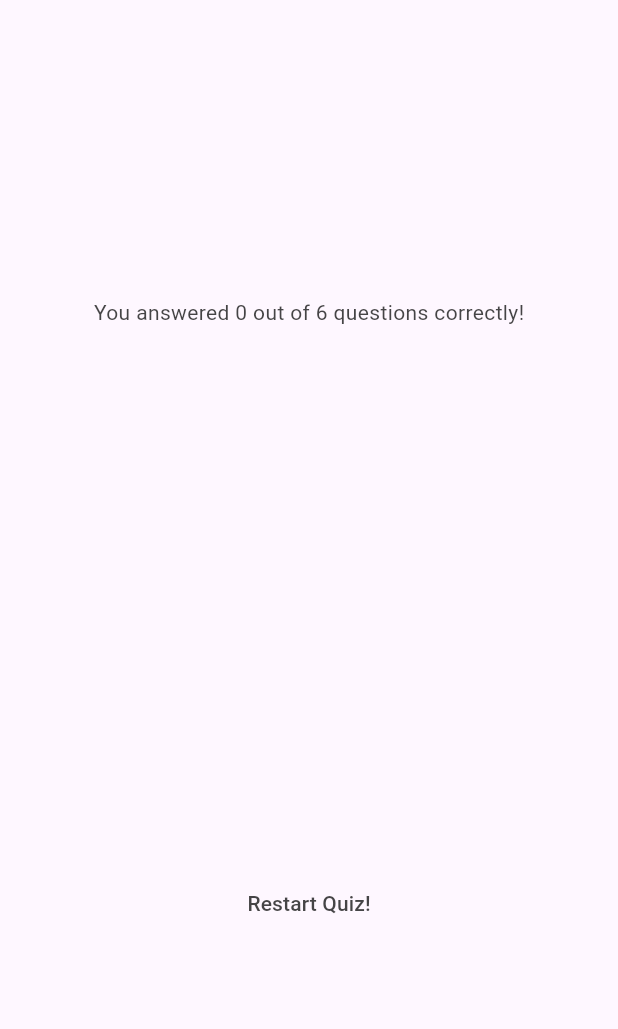
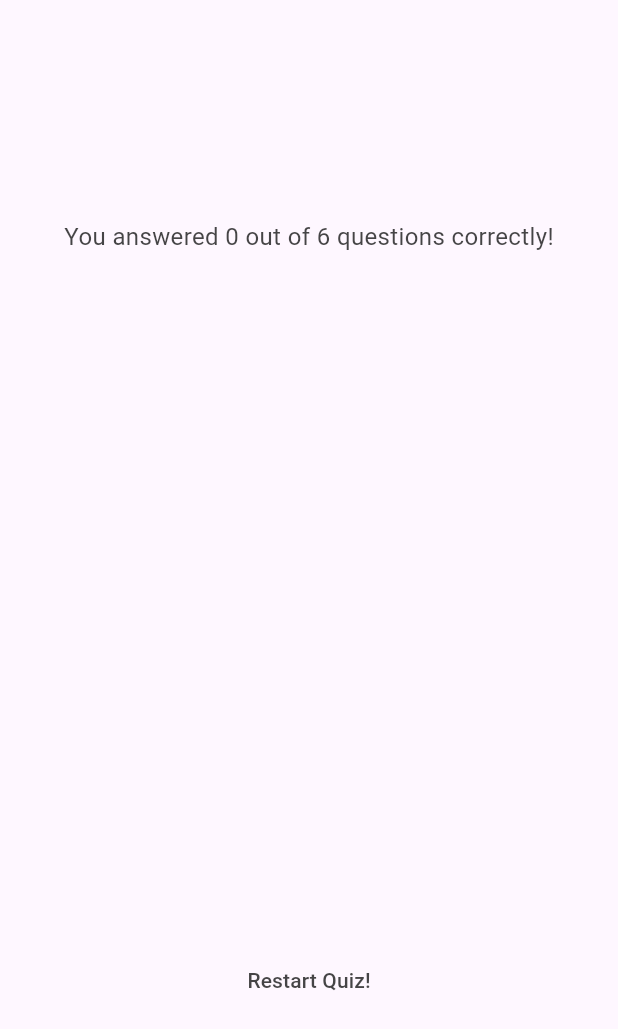
Before and after one commit to AdrianKnapp/quiz-app, a Flutter app: the ResultsScreen widget shown alone on an empty page, opened directly with empty values, on a phone screen of 412 x 824 dp. Shown: the top 1029 px of the screen. Run offline on Flutter 3.47's test engine with Material 3 defaults, Android fonts, the phone set to English and light mode, and no system bars; our stand-ins replace google_fonts.

Commit message:
feat(results): added styles

```diff
--- a/lib/results_screen.dart
+++ b/lib/results_screen.dart
@@ -15,7 +15,8 @@ class ResultsScreen extends StatelessWidget {
         'question_index': i,
         'question': questions[i].text,
         'correct_answer': questions[i].answers[0],
-        'user_answer': selectedAnswers[i]
+        'user_answer': selectedAnswers[i],
+        'is_correct': selectedAnswers[i] == questions[i].answers[0],
       });
     }
 
@@ -40,7 +41,15 @@ class ResultsScreen extends StatelessWidget {
           children: [
             Text(
               'You answered $numCorrectQuestions out of $numTotalQuestions questions correctly!',
-              style: TextStyle(color: Color.fromARGB(221, 41, 41, 41)),
+              style: TextStyle(
+                fontSize: 16,
+                color: Color.fromARGB(
+                  221,
+                  41,
+                  41,
+                  41,
+                ),
+              ),
             ),
             const SizedBox(height: 30),
             QuestionsSummary(summaryData: summaryData),
```
Also changed, not shown: lib/questions_summary.dart (+46 -7 lines).
